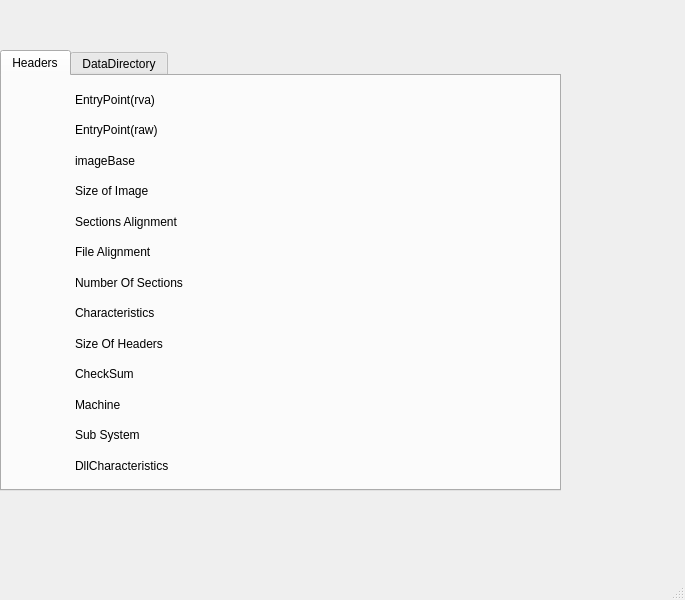
Old version of the form pewindow.ui in the repository ksmaster/PETools.
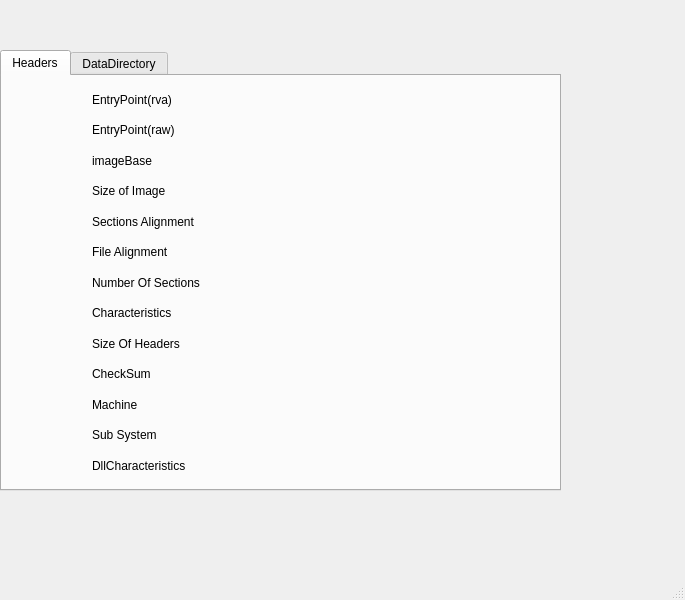
New version of the form. Custom widgets are drawn as their Qt base class.

```diff
--- a/pewindow.ui
+++ b/pewindow.ui
@@ -35,7 +35,7 @@
        <rect>
         <x>9</x>
         <y>11</y>
-        <width>61</width>
+        <width>71</width>
         <height>391</height>
        </rect>
       </property>
@@ -136,7 +136,7 @@
      <widget class="QWidget" name="layoutWidget">
       <property name="geometry">
        <rect>
-        <x>73</x>
+        <x>90</x>
         <y>11</y>
         <width>110</width>
         <height>391</height>
```
